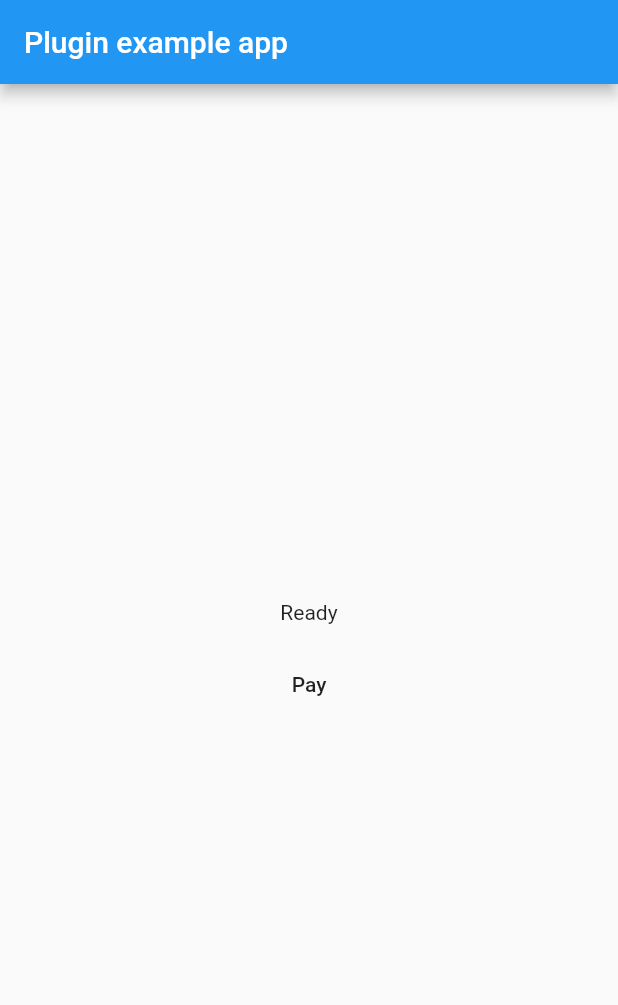
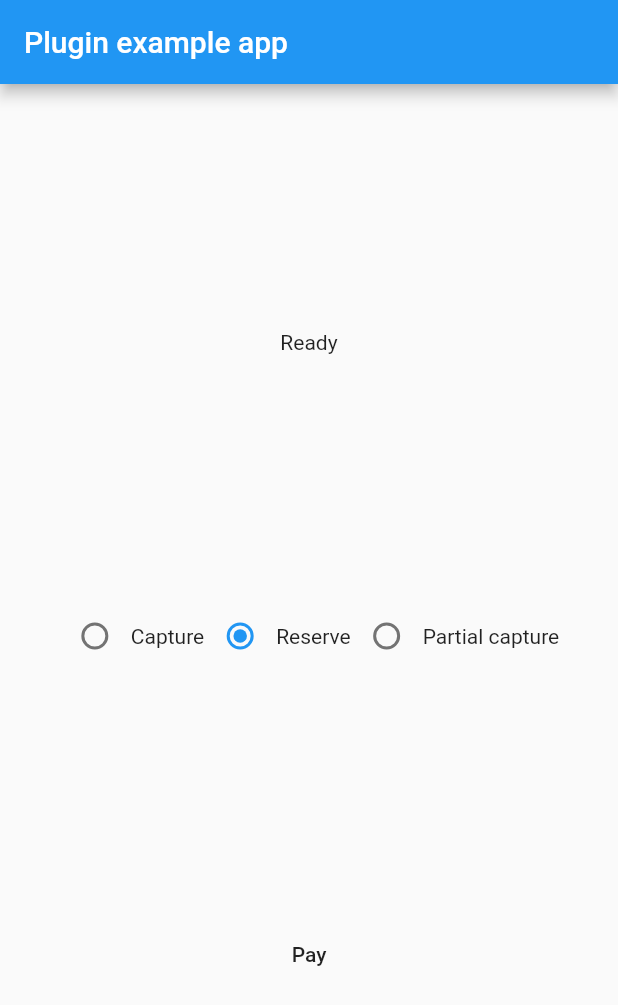
Before and after one commit to zliide/flutter_mobilepay_payment, a Flutter app: the screen it shows after launch, on a phone screen of 412 x 824 dp. Shown: the top 1005 px of the screen. Run offline on Flutter 3.47's test engine with Material 2 defaults, Android fonts, the phone set to English and light mode, and no system bars.

Commit message:
Allow new instances of AppSwitchPayment.

```diff
--- a/example/lib/main.dart
+++ b/example/lib/main.dart
@@ -3,27 +3,23 @@ import 'dart:async';
 
 import 'package:flutter_mobilepay_payment/flutter_mobilepay_payment.dart';
 
-void main() => runApp(new MyApp());
+void main() => runApp(MyApp());
 
 class MyApp extends StatefulWidget {
-  static AppSwitchPayment _mobilePay = AppSwitchPayment(
-      "APPDK0000000000",
-      Country.Denmark,
-      captureType: CaptureType.Reserve);
-
   @override
-  _MyAppState createState() => new _MyAppState(_mobilePay);
+  _MyAppState createState() => _MyAppState();
 }
 
 class _MyAppState extends State<MyApp> {
-  AppSwitchPayment mobilePay;
+  CaptureType _captureType = CaptureType.Reserve;
   String _status = "Ready";
-
-  _MyAppState(this.mobilePay);
 
   Future<void> pay() async {
     try {
-      final payment = await mobilePay.pay("86715c57-8840-4a6f-af5f-07ee89107ece", 10.0);
+      final mobilePay = AppSwitchPayment("APPDK0000000000", Country.Denmark,
+          captureType: _captureType);
+      final payment =
+          await mobilePay.pay("86715c57-8840-4a6f-af5f-07ee89107ece", 10.0);
 
       // If the widget was removed from the tree while the asynchronous platform
       // message was in flight, we want to discard the reply rather than calling
@@ -35,7 +31,8 @@ class _MyAppState extends State<MyApp> {
       }
 
       setState(() {
-        _status = "Payment completed (ref. ${payment.transactionId.substring(0, 8)}).";
+        _status =
+            "Payment completed (ref. ${payment.transactionId.substring(0, 8)}).";
       });
     } on PaymentError catch (e) {
       if (!mounted) return;
@@ -43,6 +40,12 @@ class _MyAppState extends State<MyApp> {
         _status = "Payment error: ${e.message} (code ${e.errorCode}).";
       });
     }
+  }
+
+  void _handleRadioValueChange(CaptureType value) {
+    setState(() {
+      _captureType = value;
+    });
   }
 
   @override
@@ -54,15 +57,37 @@ class _MyAppState extends State<MyApp> {
         ),
         body: Center(
           child: Column(
-              mainAxisAlignment: MainAxisAlignment.center,
+              mainAxisAlignment: MainAxisAlignment.spaceEvenly,
               children: [
-                Text('$_status\n'),
+                Text(_status),
+                Row(
+                  mainAxisAlignment: MainAxisAlignment.center,
+                  children: <Widget>[
+                    Radio(
+                      value: CaptureType.Capture,
+                      groupValue: _captureType,
+                      onChanged: _handleRadioValueChange,
+                    ),
+                    Text('Capture'),
+                    Radio(
+                      value: CaptureType.Reserve,
+                      groupValue: _captureType,
+                      onChanged: _handleRadioValueChange,
+                    ),
+                    Text('Reserve'),
+                    Radio(
+                      value: CaptureType.PartialCapture,
+                      groupValue: _captureType,
+                      onChanged: _handleRadioValueChange,
+                    ),
+                    Text('Partial capture'),
+                  ],
+                ),
                 FlatButton(
                   child: Text('Pay'),
                   onPressed: pay,
                 )
-              ]
-          ),
+              ]),
         ),
       ),
     );
--- a/lib/flutter_mobilepay_payment.dart
+++ b/lib/flutter_mobilepay_payment.dart
@@ -55,34 +55,56 @@ class PaymentResult {
   PaymentResult(this.transactionId, this.amount);
 }
 
+class _AppSwitchState {
+  final _channel = const MethodChannel('flutter_mobilepay_payment');
+  final _mutex = Mutex();
+  String _merchantId;
+  Country _country;
+  CaptureType _captureType;
+
+  Future<Map<dynamic, dynamic>> pay(String merchantId, Country country,
+          CaptureType captureType, String orderId, double amount) =>
+      _lock(_mutex, () async {
+        if (_merchantId != merchantId ||
+            _country != country ||
+            _captureType == captureType) {
+          await _channel.invokeMethod('init', {
+            'merchantId': merchantId,
+            'country': country.index,
+            'captureType': captureType.index,
+          });
+          _merchantId = merchantId;
+          _country = country;
+          _captureType = captureType;
+        }
+        return await _channel.invokeMethod('pay', {
+          'orderId': orderId,
+          'amount': amount,
+        });
+      });
+}
+
+final _state = _AppSwitchState();
+
 class AppSwitchPayment {
-  MethodChannel _channel;
-  static Future<void> _initFuture;
+  final String _merchantId;
+  final Country _country;
+  final CaptureType _captureType;
 
-  AppSwitchPayment(String merchantId, Country country, {CaptureType captureType: CaptureType.Capture}) {
-    if(_initFuture != null) {
-      throw StateError("Multiple AppSwitchPayment instances not supported.");
-    }
-    _channel = const MethodChannel('flutter_mobilepay_payment');
-    _initFuture = _channel.invokeMethod('init', {
-      'merchantId': merchantId,
-      'country': country.index,
-      'captureType': captureType.index,
-    });
-  }
+  AppSwitchPayment(String merchantId, Country country,
+      {CaptureType captureType: CaptureType.Capture})
+      : _merchantId = merchantId,
+        _country = country,
+        _captureType = captureType;
 
   Future<PaymentResult> pay(String orderId, double amount) async {
-    await _initFuture;
-    Map<dynamic, dynamic> result = await _channel.invokeMethod('pay', {
-      'orderId': orderId,
-      'amount': amount,
-    });
+    Map<dynamic, dynamic> result =
+        await _state.pay(_merchantId, _country, _captureType, orderId, amount);
     bool completed = result["completed"];
     if (!completed && result.containsKey("errorCode")) {
       if ([1, 4, 5, 11].contains(result["errorCode"])) {
         throw PaymentError(result["errorMessage"], result["errorCode"]);
-      }
-      else {
+      } else {
         throw PaymentException(result["errorMessage"], result["errorCode"]);
       }
     }
@@ -92,3 +114,20 @@ class AppSwitchPayment {
     return PaymentResult(result["transactionId"], result["amount"]);
   }
 }
+
+class Mutex {
+  Future<void> _future;
+}
+
+typedef Future<T> _AsyncFn<T>();
+
+Future<T> _lock<T>(Mutex m, _AsyncFn<T> fn) async {
+  if (m._future != null) {
+    try {
+      await m._future;
+    } catch (e) {}
+  }
+  final f = fn();
+  m._future = f;
+  return await f;
+}
```
